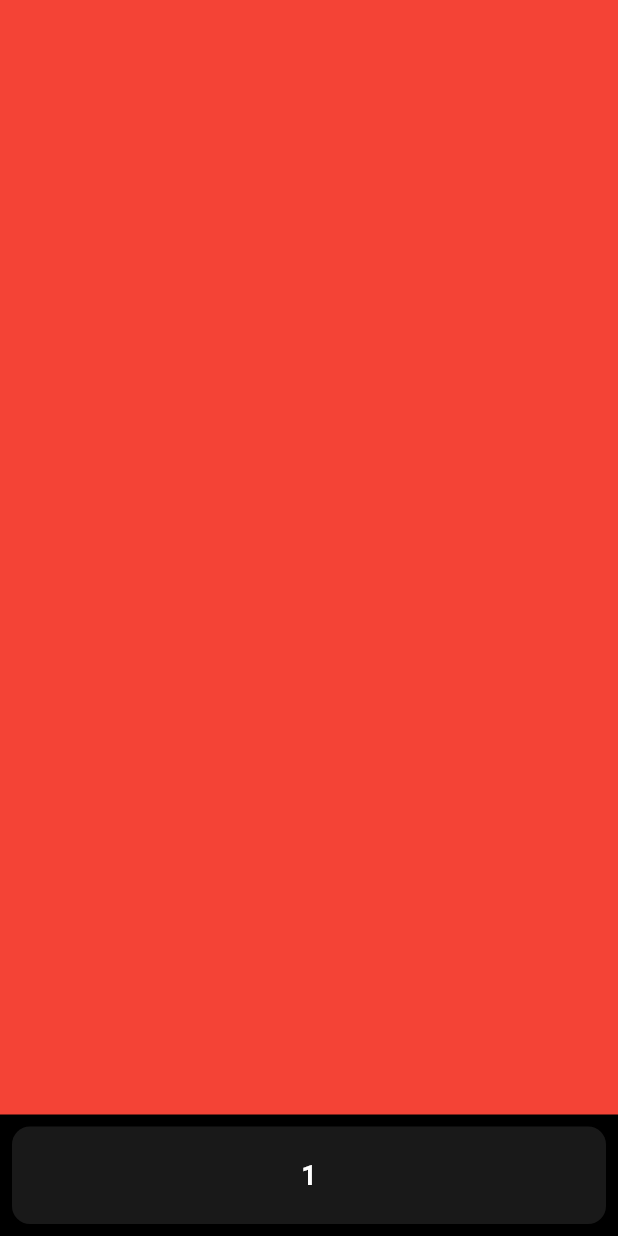
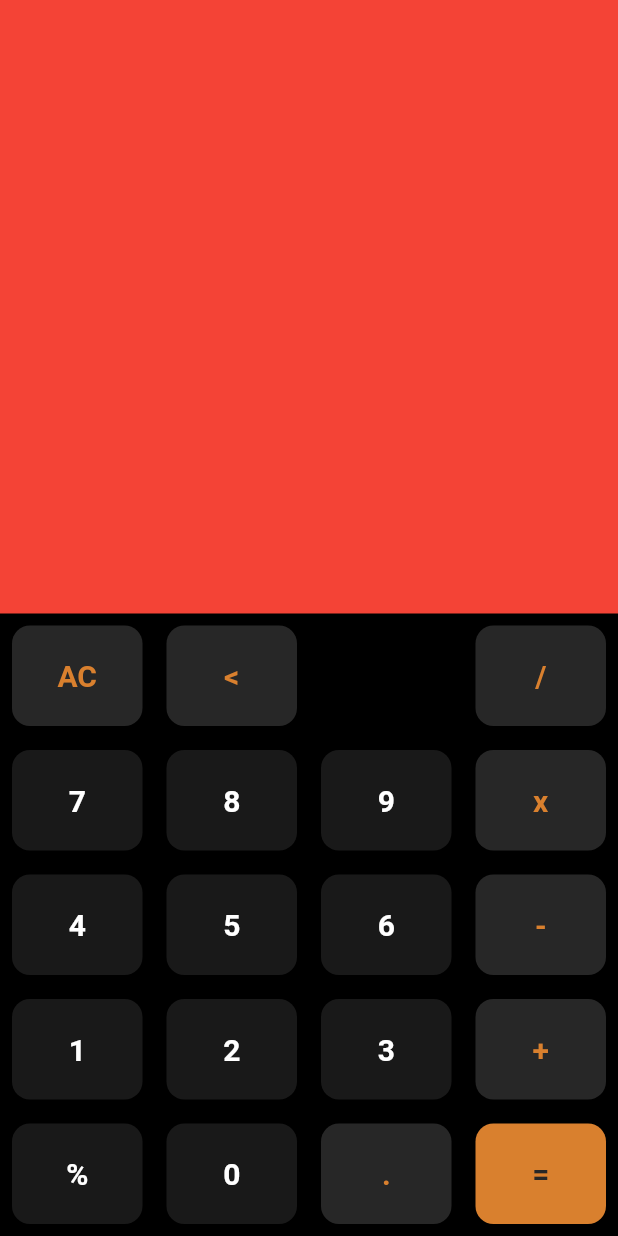
Before and after one commit to abdullahabdulrehman1/Calculator_Flutter_App, a Flutter app: the screen it shows after launch, on a phone screen of 412 x 824 dp. Run offline on Flutter 3.47's test engine with Material 2 defaults, Android fonts, the phone set to English and light mode, and no system bars; our stand-ins replace get.

Commit message:
buttons ui completed

```diff
--- a/lib/main.dart
+++ b/lib/main.dart
@@ -1,6 +1,8 @@
+import 'package:calculator/util/dimensions.dart';
 import 'package:calculator/widgets/circular_avatar.dart';
 import 'package:calculator/widgets/color.dart';
 import 'package:flutter/material.dart';
+import 'package:get/get.dart';
 
 void main() {
   runApp(const MyApp());
@@ -16,7 +18,7 @@ class MyApp extends StatefulWidget {
  class _MyAppState extends State<MyApp> {
   @override
   Widget build(BuildContext context) {
-    return MaterialApp(
+    return GetMaterialApp(
       home: Homepage(),
       debugShowCheckedModeBanner: false,
     );
@@ -38,32 +40,100 @@ class _HomepageState extends State<Homepage> {
         body: Column(
           children: [
             Expanded(
+
                 child: Container(
+                  width: double.infinity,
+              padding: EdgeInsets.all(12),
               color: Colors.red,
+              child: Column(children: [],),
             )),
             Row(
               children: [
-                Expanded(
+                button(
+                    digit: "AC",
+                    backgroundcolor: operatorcolor,
+                    textcolor: orangecolor),
+                button(
+                    digit: "<",
+                    backgroundcolor: operatorcolor,
+                    textcolor: orangecolor),
+                button(digit: "", backgroundcolor: Colors.transparent),
+                button(
+                    digit: "/",
+                    backgroundcolor: operatorcolor,
+                    textcolor: orangecolor),
+              ],
+            ),
+            Row(
+              children: [
+                button(digit: "7"),
+                button(digit: "8"),
+                button(digit: "9"),
+                button(
+                    digit: "x",
+                    backgroundcolor: operatorcolor,
+                    textcolor: orangecolor),
+              ],
+            ),
+            Row(
+              children: [
+                button(digit: "4"),
+                button(digit: "5"),
+                button(digit: "6"),
+                button(
+                    digit: "-",
+                    backgroundcolor: operatorcolor,
+                    textcolor: orangecolor),
+              ],
+            ),
+            Row(
+              children: [
+                button(digit: "1"),
+                button(digit: "2"),
+                button(digit: "3"),
+                button(
+                    digit: "+",
+                    backgroundcolor: operatorcolor,
+                    textcolor: orangecolor),
+              ],
+            ),
+            Row(
+              children: [
+                button(digit: "%"),
+                button(digit: "0"),
+                button(
+                    digit: ".",
+                    backgroundcolor: operatorcolor,
+                    textcolor: orangecolor),
+                button(
+                    digit: "=",
+                    backgroundcolor: orangecolor,
+                    textcolor: operatorcolor),
+              ],
+            ),
+          ],
+        ));
+  }
+}
+
+Widget button(
+    {backgroundcolor = buttoncolor, textcolor = Colors.white, digit}) {
+  return Expanded(
       child: Container(
+        width: double.infinity,
     margin: EdgeInsets.all(8),
     child: ElevatedButton(
       style: ElevatedButton.styleFrom(
           padding: EdgeInsets.all(22),
-                        shape: RoundedRectangleBorder(borderRadius: BorderRadius.circular(12)),
-                        backgroundColor: buttoncolor),
+          shape:
+              RoundedRectangleBorder(borderRadius: BorderRadius.circular(12)),
+          backgroundColor: backgroundcolor),
       onPressed: () {},
       child: Text(
-                      "1",
+        digit,
         style: TextStyle(
-                          fontSize: 18,
-                          color: Colors.white,
-                          fontWeight: FontWeight.bold),
+            fontSize: Dimension.font20, color: textcolor, fontWeight: FontWeight.bold),
       ),
     ),
-                )),
-              ],
-            )
-          ],
   ));
 }
-}
--- a/pubspec.yaml
+++ b/pubspec.yaml
@@ -36,6 +36,7 @@ dependencies:
   # Use with the CupertinoIcons class for iOS style icons.
   cupertino_icons: ^1.0.2
   math_expressions: ^2.4.0
+  get: ^4.6.5
 
 dev_dependencies:
   flutter_test:
```
Also changed, not shown: lib/util/dimensions.dart (added, +78 -0 lines), pubspec.lock. Lines whose indentation alone changed are shown as unchanged.
